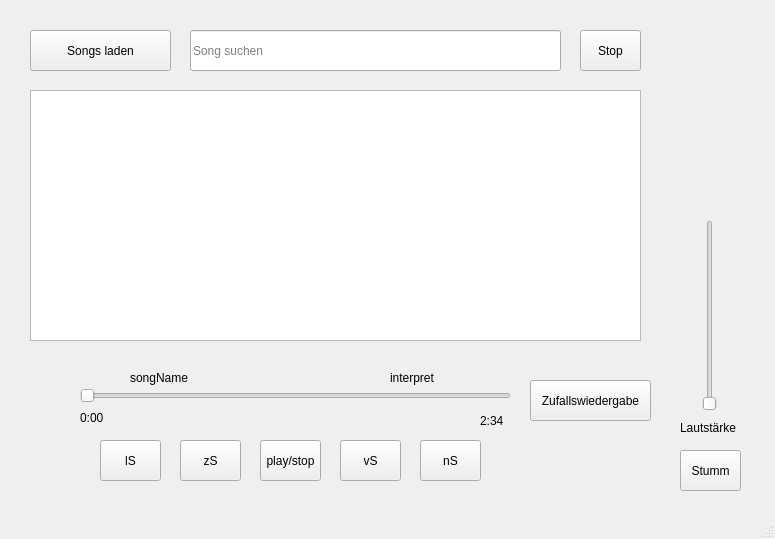
Old version of the form mainwindow.ui in the repository cavoq/mp3-player.
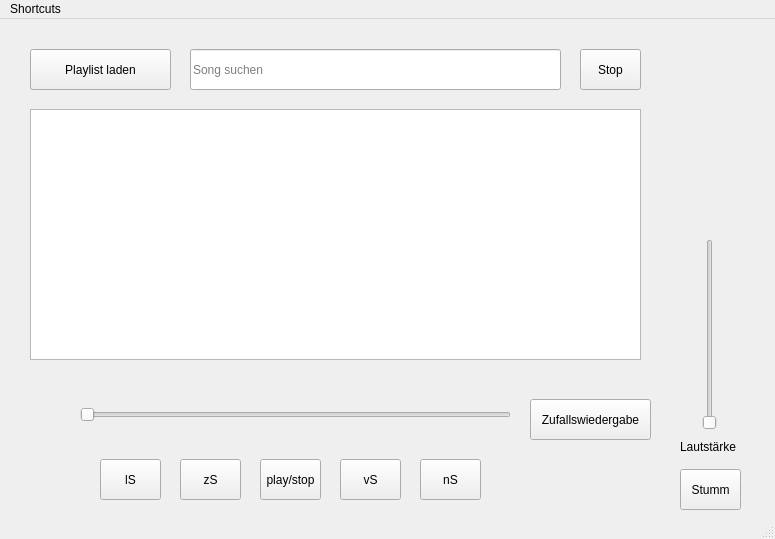
New version of the form.

Commit message: Keyboard shortcuts

The edit to the form file:
```diff
--- a/mainwindow.ui
+++ b/mainwindow.ui
@@ -200,7 +200,7 @@
      </rect>
     </property>
     <property name="text">
-     <string>0:00</string>
+     <string/>
     </property>
    </widget>
    <widget class="QLabel" name="durationLabel">
@@ -213,33 +213,33 @@
      </rect>
     </property>
     <property name="text">
-     <string>2:34</string>
+     <string/>
     </property>
    </widget>
    <widget class="QLabel" name="songNameLabel">
     <property name="geometry">
      <rect>
-      <x>130</x>
+      <x>190</x>
       <y>370</y>
       <width>71</width>
       <height>16</height>
      </rect>
     </property>
     <property name="text">
-     <string>songName</string>
+     <string/>
     </property>
    </widget>
    <widget class="QLabel" name="interpretLabel">
     <property name="geometry">
      <rect>
-      <x>390</x>
+      <x>350</x>
       <y>370</y>
       <width>71</width>
       <height>16</height>
      </rect>
     </property>
     <property name="text">
-     <string>interpret</string>
+     <string/>
     </property>
    </widget>
    <widget class="QToolButton" name="stopButton">
@@ -326,7 +326,7 @@
      </rect>
     </property>
     <property name="text">
-     <string>Songs laden</string>
+     <string>Playlist laden</string>
     </property>
    </widget>
   </widget>
@@ -339,6 +339,16 @@
      <height>20</height>
     </rect>
    </property>
+   <widget class="QMenu" name="menuInfo">
+    <property name="title">
+     <string>Shortcuts</string>
+    </property>
+    <addaction name="actionPlaylist_laden_Strg_O"/>
+    <addaction name="actionZur_ckspulen_Vorspulen_Strg_Strg"/>
+    <addaction name="actionLetzter_Song_N_chster_Song_Strg_L_Strg_N"/>
+    <addaction name="actionWiedergabe_anhalten_fortsetzen_Leertaste"/>
+   </widget>
+   <addaction name="menuInfo"/>
   </widget>
   <widget class="QStatusBar" name="statusbar"/>
  </widget>
```
Left out of the diff: 23 changed lines with no effect on the pictures. The commit also changes 2 other files.
